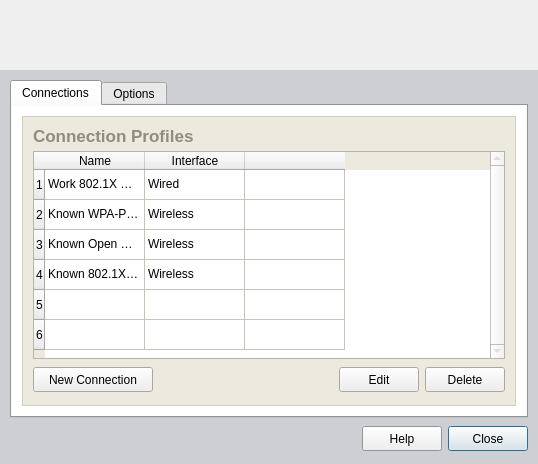
Above: xsupplicant-ui/Skins/Default/ConnectionManagerWindow.ui from Zero3K/xsupplicant before the change. Below: the same form after it.
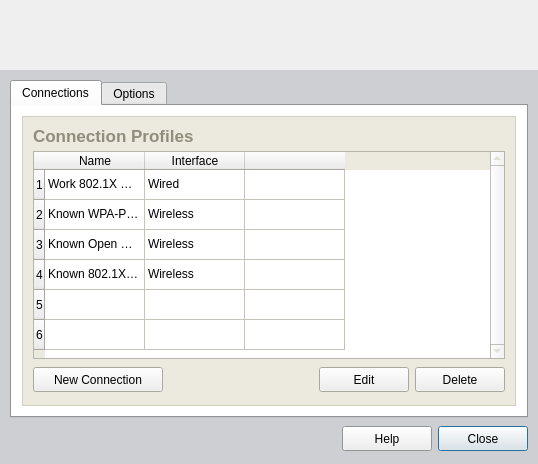
That is the form after the change. The open tabs and pages were chosen to show the change. Icons and pictures are not drawn.

Commit message: Make standard button sizes consistent

Diff of the .ui file:
```diff
--- a/xsupplicant-ui/Skins/Default/ConnectionManagerWindow.ui
+++ b/xsupplicant-ui/Skins/Default/ConnectionManagerWindow.ui
@@ -904,13 +904,13 @@
                     <widget class="QPushButton" name="buttonNewConnection" >
                      <property name="minimumSize" >
                       <size>
-                       <width>120</width>
+                       <width>130</width>
                        <height>25</height>
                       </size>
                      </property>
                      <property name="maximumSize" >
                       <size>
-                       <width>120</width>
+                       <width>130</width>
                        <height>25</height>
                       </size>
                      </property>
@@ -948,13 +948,13 @@
                      </property>
                      <property name="minimumSize" >
                       <size>
-                       <width>80</width>
+                       <width>90</width>
                        <height>25</height>
                       </size>
                      </property>
                      <property name="maximumSize" >
                       <size>
-                       <width>80</width>
+                       <width>90</width>
                        <height>25</height>
                       </size>
                      </property>
@@ -979,13 +979,13 @@
                      </property>
                      <property name="minimumSize" >
                       <size>
-                       <width>80</width>
+                       <width>90</width>
                        <height>25</height>
                       </size>
                      </property>
                      <property name="maximumSize" >
                       <size>
-                       <width>80</width>
+                       <width>90</width>
                        <height>25</height>
                       </size>
                      </property>
@@ -2200,13 +2200,13 @@
            </property>
            <property name="minimumSize" >
             <size>
-             <width>80</width>
+             <width>90</width>
              <height>25</height>
             </size>
            </property>
            <property name="maximumSize" >
             <size>
-             <width>80</width>
+             <width>90</width>
              <height>25</height>
             </size>
            </property>
@@ -2231,13 +2231,13 @@
            </property>
            <property name="minimumSize" >
             <size>
-             <width>80</width>
+             <width>90</width>
              <height>25</height>
             </size>
            </property>
            <property name="maximumSize" >
             <size>
-             <width>80</width>
+             <width>90</width>
              <height>25</height>
             </size>
            </property>
```
Left out of the diff: 4 changed lines with no effect on the pictures. The commit also changes 1 other file.
